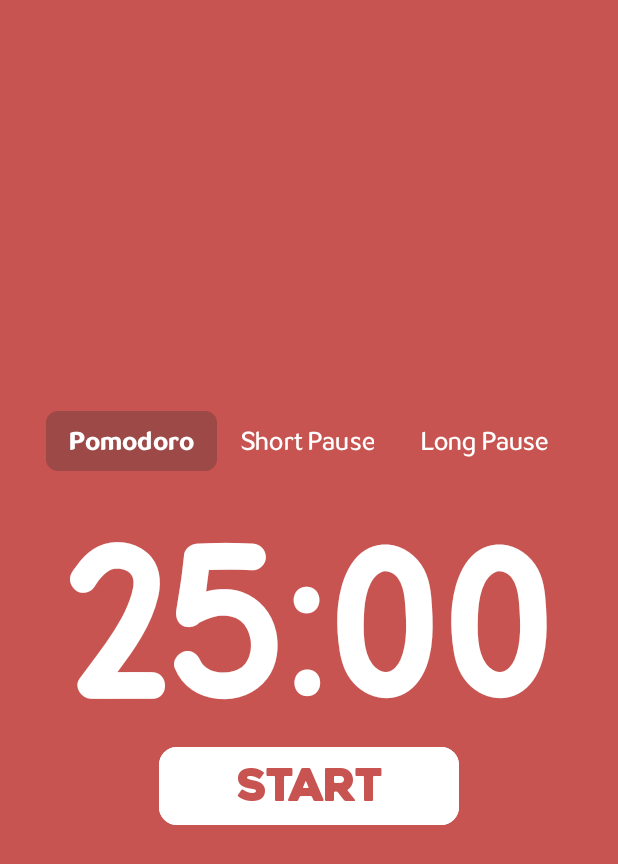
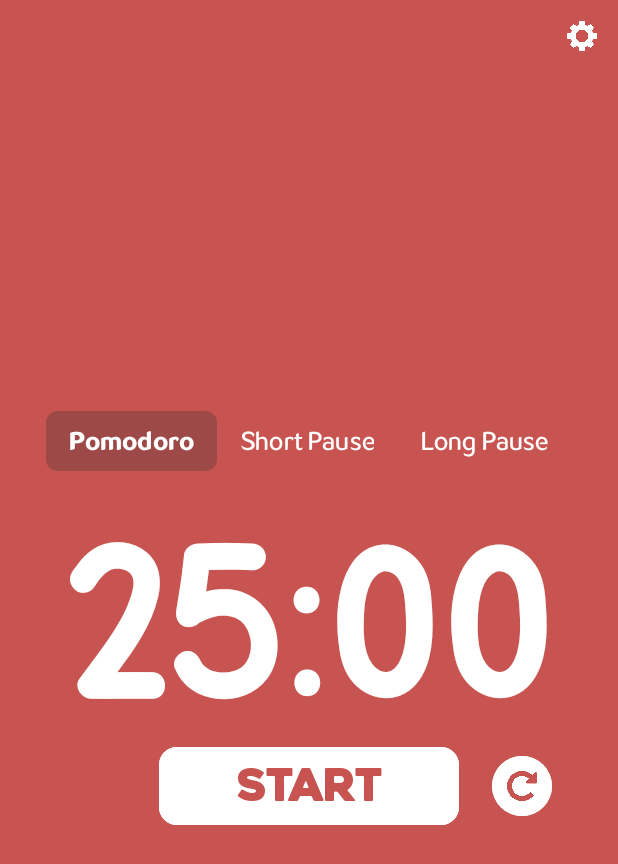
Before and after one commit to mlhakyz/pomodoro, an Android app: the layout activity_main.xml on its own in the app's theme, with its tools: preview values and no code run, on a phone screen of 412 x 824 dp. Shown: the top 864 px of the screen. Run offline under Robolectric (Android 15) with nearby library versions, the light colour scheme and no system bars.

Commit message:
Settings button added

```diff
--- a/app/src/main/java/com/mlhakyz/pomodoro/MainActivity.kt
+++ b/app/src/main/java/com/mlhakyz/pomodoro/MainActivity.kt
@@ -2,6 +2,7 @@ package com.mlhakyz.pomodoro
 
 import android.content.res.ColorStateList
 import android.graphics.Typeface
+import android.media.MediaPlayer
 import android.os.Bundle
 import android.os.CountDownTimer
 import android.view.View
@@ -27,7 +28,7 @@ class MainActivity : AppCompatActivity() {
     private lateinit var lftMediumFont: Typeface
     private lateinit var lftBoldFont: Typeface
     private var timeLeftInMillis: Long = 0 // Kaldığı yerden devam etmek için tutulan süre
-
+    private var mediaPlayer: MediaPlayer? = null
     override fun onCreate(savedInstanceState: Bundle?) {
         super.onCreate(savedInstanceState)
         binding = ActivityMainBinding.inflate(layoutInflater)
@@ -37,6 +38,17 @@ class MainActivity : AppCompatActivity() {
         lftMediumFont = ResourcesCompat.getFont(this, R.font.ltfmedium)!!
         lftBoldFont = ResourcesCompat.getFont(this, R.font.ltfbold)!!
         selectedTimeInMillis = pomodoroTimeMills
+
+        mediaPlayer = MediaPlayer.create(this, R.raw.buttononof)
+
+
+    }
+
+    override fun onDestroy() {
+        super.onDestroy()
+
+        mediaPlayer?.release()
+        mediaPlayer = null
     }
 
     fun pomodoroOnClick(view:View){
@@ -111,6 +123,7 @@ class MainActivity : AppCompatActivity() {
     }
 
     fun btnOnStartStop(view: View) {
+        mediaPlayer?.start()
         if (!isTimerRunning) {
 
             startTimer(if (timeLeftInMillis.toInt() == 0) selectedTimeInMillis else timeLeftInMillis)
@@ -155,7 +168,7 @@ class MainActivity : AppCompatActivity() {
         }.start()
 
         isTimerRunning = true
-        binding.startPauseBtn.text = "PAUSE"
+        binding.startPauseBtn.text = "STOP"
 
     }
     private fun pauseTimer() {
--- a/app/src/main/res/layout/activity_main.xml
+++ b/app/src/main/res/layout/activity_main.xml
@@ -10,15 +10,38 @@
 
    >
 
+
     <LinearLayout
+        android:layout_width="match_parent"
+        android:layout_height="wrap_content"
+        android:gravity="right"
+        app:layout_constraintEnd_toEndOf="parent"
+        app:layout_constraintStart_toStartOf="parent"
+        app:layout_constraintTop_toTopOf="parent">
+
+        <com.google.android.material.button.MaterialButton
+            android:id="@+id/settingsBtn"
+            style="?attr/materialIconButtonFilledTonalStyle"
+            android:layout_width="wrap_content"
+            android:layout_height="wrap_content"
+            android:layout_gravity="center"
+            android:backgroundTint="@color/transparent"
+            android:gravity="center"
+            android:onClick="btnOnSettings"
+            app:icon="@drawable/settings512"
+            app:iconGravity="textStart"
+            app:iconTint="@color/white" />
+    </LinearLayout>
+
+    <LinearLayout
+        android:id="@+id/linearLayout"
         android:layout_width="wrap_content"
         android:layout_height="wrap_content"
         android:orientation="vertical"
         app:layout_constraintBottom_toBottomOf="parent"
         app:layout_constraintEnd_toEndOf="parent"
         app:layout_constraintStart_toStartOf="parent"
-        app:layout_constraintTop_toTopOf="parent"
-        >
+        app:layout_constraintTop_toTopOf="parent">
 
         <LinearLayout
             android:layout_width="wrap_content"
@@ -36,13 +59,13 @@
                 android:layout_width="wrap_content"
                 android:layout_height="wrap_content"
                 android:backgroundTint="@color/golge"
+                android:fontFamily="@font/ltfbold"
                 android:onClick="pomodoroOnClick"
-                android:text="Pomodoro"
                 android:paddingLeft="15dp"
                 android:paddingRight="15dp"
+                android:text="Pomodoro"
+                android:textColor="@color/white"
                 android:textSize="17sp"
-                android:fontFamily="@font/ltfbold"
-                android:textColor="@color/white"
                 app:shapeAppearance="@style/ShapeAppearance.Material3.Corner.Small"
                 app:strokeWidth="0dp"
                 tools:layout_editor_absoluteX="11dp"
@@ -53,13 +76,13 @@
                 style="?attr/materialButtonOutlinedStyle"
                 android:layout_width="wrap_content"
                 android:layout_height="wrap_content"
+                android:fontFamily="@font/ltfmedium"
                 android:onClick="shortBreakOnClick"
-                android:text="Short Pause"
-                android:textSize="17sp"
                 android:paddingLeft="15dp"
                 android:paddingRight="15dp"
-                android:fontFamily="@font/ltfmedium"
+                android:text="Short Pause"
                 android:textColor="@color/white"
+                android:textSize="17sp"
                 app:shapeAppearance="@style/ShapeAppearance.Material3.Corner.Small"
                 app:strokeWidth="0dp"
                 tools:layout_editor_absoluteX="126dp"
@@ -70,13 +93,13 @@
                 style="?attr/materialButtonOutlinedStyle"
                 android:layout_width="wrap_content"
                 android:layout_height="wrap_content"
+                android:fontFamily="@font/ltfmedium"
                 android:onClick="longBreakOnClick"
-                android:text="Long Pause"
-                android:textSize="17sp"
                 android:paddingLeft="15dp"
                 android:paddingRight="15dp"
+                android:text="Long Pause"
                 android:textColor="@color/white"
-                android:fontFamily="@font/ltfmedium"
+                android:textSize="17sp"
                 app:shapeAppearance="@style/ShapeAppearance.Material3.Corner.Small"
                 app:strokeWidth="0dp"
                 tools:layout_editor_absoluteX="249dp"
@@ -125,14 +148,15 @@
 
             <com.google.android.material.button.MaterialButton
                 android:id="@+id/refreshBtn"
-                android:onClick="btnOnRefresh"
                 style="?attr/materialIconButtonFilledTonalStyle"
                 android:layout_width="wrap_content"
                 android:layout_height="wrap_content"
                 android:layout_marginEnd="16dp"
                 android:backgroundTint="@color/white"
-                android:visibility="invisible"
-                app:icon="@drawable/refresharrow"
+                android:gravity="center_horizontal|center_vertical"
+                android:onClick="btnOnRefresh"
+                android:visibility="visible"
+                app:icon="@drawable/refresharrow512"
                 app:iconTint="@color/pomodoroColor"
                 app:layout_constraintBottom_toBottomOf="parent"
                 app:layout_constraintEnd_toEndOf="parent"
@@ -141,7 +165,6 @@
         </androidx.constraintlayout.widget.ConstraintLayout>
 
 
-
     </LinearLayout>
 
 
--- a/app/src/main/res/values/colors.xml
+++ b/app/src/main/res/values/colors.xml
@@ -18,5 +18,6 @@
     <color name="green">#008000</color>
     <color name="blue">#0000FF</color>
     <color name="navy">#000080</color>
+    <color name="transparent">#00FFFFFF</color>
     <color name="black">#000000</color>
 </resources>
```
Also changed, not shown: app/src/main/res/drawable/refresharrow512.png (added), app/src/main/res/drawable/settings512.png (added).
